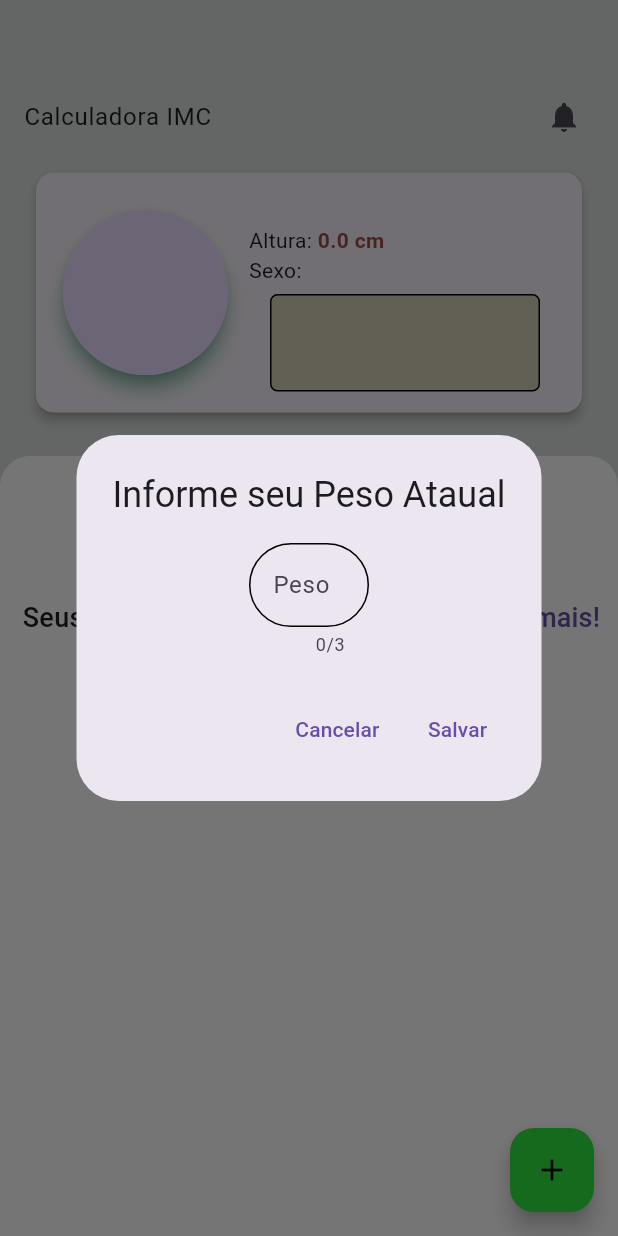
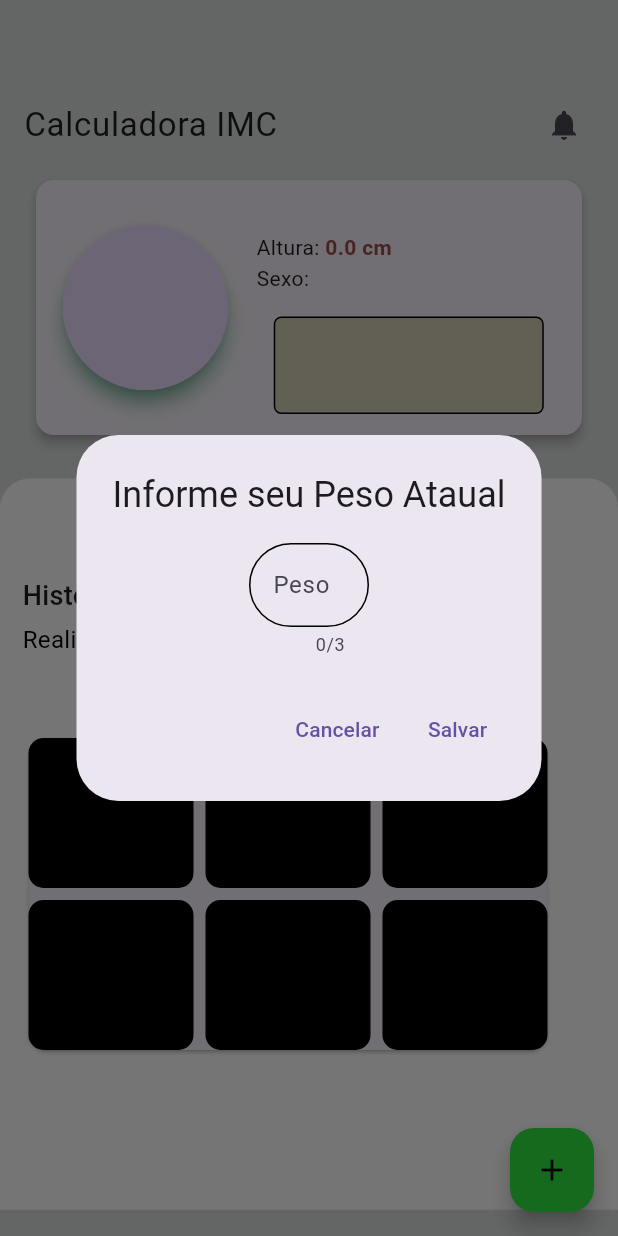
Before and after one commit to absjuniordev/calculadora_imc, a Flutter app: the HomeScreen screen opened by its route, after a tap on the "add" icon, on a phone screen of 412 x 824 dp. Run offline on Flutter 3.47's test engine with Material 3 defaults, Android fonts, the phone set to English and light mode, and no system bars; our stand-ins replace flutter_animate, gallery_saver, image_picker, page_transition, sqflite; accounts and stored records are empty.

Commit message:
Inicio da implementação de novas funções

```diff
--- a/lib/pages/home_screen.dart
+++ b/lib/pages/home_screen.dart
@@ -49,7 +49,7 @@ class _HomeScreenState extends State<HomeScreen> {
     sexo = _user[0].sexo;
 
     setState(() {});
-    print(sexo);
+
   }
 
   @override
@@ -62,17 +62,16 @@ class _HomeScreenState extends State<HomeScreen> {
         dadosIMCRepository: dadosIMCRepository,
       ),
       backgroundColor: CustomColors().getCircleColor(),
-      body: SingleChildScrollView(
-        child: Column(
+      body: Column(
         children: [
-            const SizedBox(height: 50),
+          const SizedBox(height: 55),
           ListTile(
             title: const Text(
               "Calculadora IMC",
+              style: TextStyle(fontSize: 22),
             ),
             trailing: InkWell(
               onTap: () {
-                  print("Notificações");
               },
               child: const Icon(Icons.notifications),
             ),
@@ -101,7 +100,7 @@ class _HomeScreenState extends State<HomeScreen> {
                           radius: 55,
                         ),
                       ),
-                        const SizedBox(width: 10),
+                      const SizedBox(width: 15),
                       Expanded(
                         child: Column(
                           children: [
@@ -137,14 +136,13 @@ class _HomeScreenState extends State<HomeScreen> {
                                 ),
                               ],
                             ),
-                              const SizedBox(height: 5),
+                            const SizedBox(height: 15),
                             Container(
                               height: 65,
                               width: 180,
                               decoration: BoxDecoration(
                                 border: Border.all(),
-                                  color:
-                                      const Color.fromARGB(255, 214, 207, 186),
+                                color: const Color.fromARGB(255, 214, 207, 186),
                                 borderRadius: BorderRadius.circular(5),
                               ),
                               child: Padding(
@@ -163,7 +161,7 @@ class _HomeScreenState extends State<HomeScreen> {
           ),
           const SizedBox(height: 20),
           Container(
-              height: MediaQuery.of(context).size.height / 1.3,
+            height: MediaQuery.of(context).size.height / 1.69,
             width: double.infinity,
             padding: const EdgeInsets.only(
               top: 15,
@@ -177,8 +175,9 @@ class _HomeScreenState extends State<HomeScreen> {
               ),
             ),
             child: Column(
-                crossAxisAlignment: CrossAxisAlignment.center,
+              crossAxisAlignment: CrossAxisAlignment.start,
               children: [
+                const SizedBox(height: 50,),
                 const Text(
                   "Historico de IMC",
                   style: TextStyle(
@@ -194,44 +193,73 @@ class _HomeScreenState extends State<HomeScreen> {
                     color: Colors.black,
                   ),
                 ),
-                  const SizedBox(height: 15),
-                  Row(
+                const SizedBox(height: 50),
+
+                Card(
+                  child: Wrap(
+                    spacing: 8,
+                    runSpacing: 8,
                     children: [
-                      const Text(
-                        "Seus ultimos resultados",
-                        style: TextStyle(
-                          fontSize: 18,
-                          fontWeight: FontWeight.w500,
+                      Container(
+                        height: 100,
+                        width: 110,
+                        decoration: BoxDecoration(
+                          color: Colors.black,
+                          borderRadius: BorderRadius.circular(10),
                         ),
                       ),
-                      const SizedBox(width: 15),
-                      const Icon(
-                        Icons.scale,
-                        color: Colors.blue,
-                      ),
-                      const Spacer(),
-                      TextButton(
-                        onPressed: () {},
-                        child: const Text(
-                          "Saiba mais!",
-                          style: TextStyle(
-                            fontSize: 18,
-                            fontWeight: FontWeight.w500,
+                      Container(
+                        height: 100,
+                        width: 110,
+                        decoration: BoxDecoration(
+                          color: Colors.black,
+                          borderRadius: BorderRadius.circular(10),
                         ),
                       ),
-                      )
+                      Container(
+                        height: 100,
+                        width: 110,
+                        decoration: BoxDecoration(
+                          color: Colors.black,
+                          borderRadius: BorderRadius.circular(10),
+                        ),
+                      ),
+                      Container(
+                        height: 100,
+                        width: 110,
+                        decoration: BoxDecoration(
+                          color: Colors.black,
+                          borderRadius: BorderRadius.circular(10),
+                        ),
+                      ),
+                      Container(
+                        height: 100,
+                        width: 110,
+                        decoration: BoxDecoration(
+                          color: Colors.black,
+                          borderRadius: BorderRadius.circular(10),
+                        ),
+                      ),
+                      Container(
+                        height: 100,
+                        width: 110,
+                        decoration: BoxDecoration(
+                          color: Colors.black,
+                          borderRadius: BorderRadius.circular(10),
+                        ),
+                      ),
                     ],
                   ),
-                  IMCListagem(
-                    imcList: _imc,
-                    update: obterIMC(),
                 ),
+                // IMCListagem(
+                //   imcList: _imc,
+                //   update: obterIMC(),
+                // ),
               ],
             ),
           )
         ],
       ),
-      ),
     );
   }
 }
```
Lines whose indentation alone changed are shown as unchanged.
